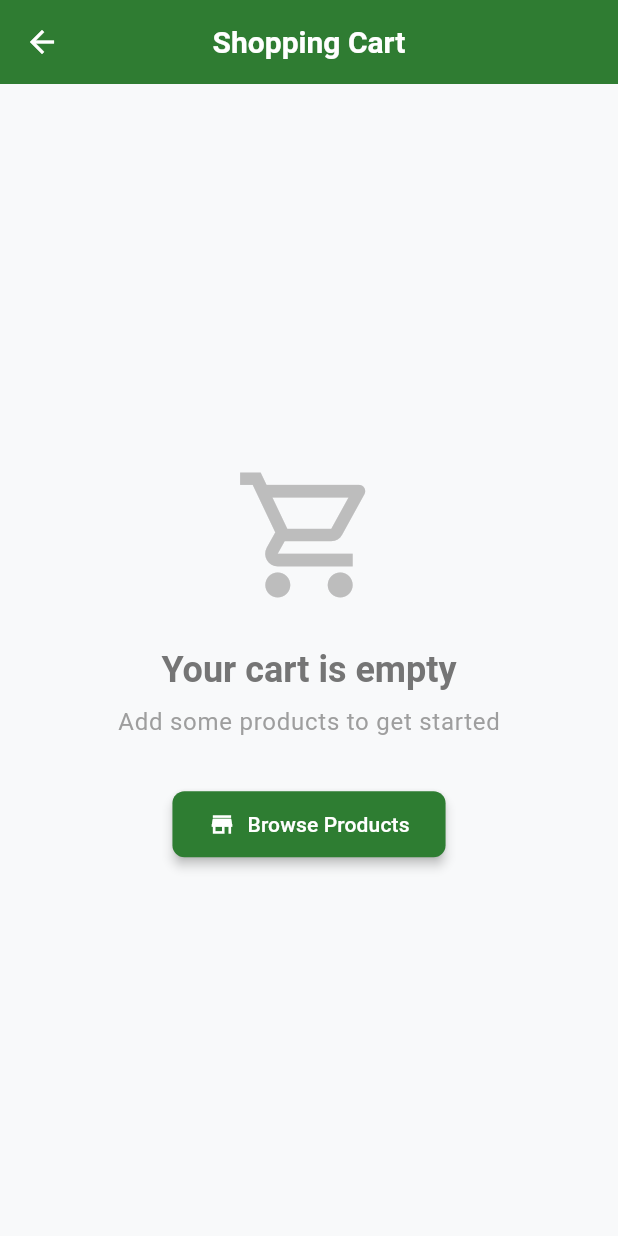
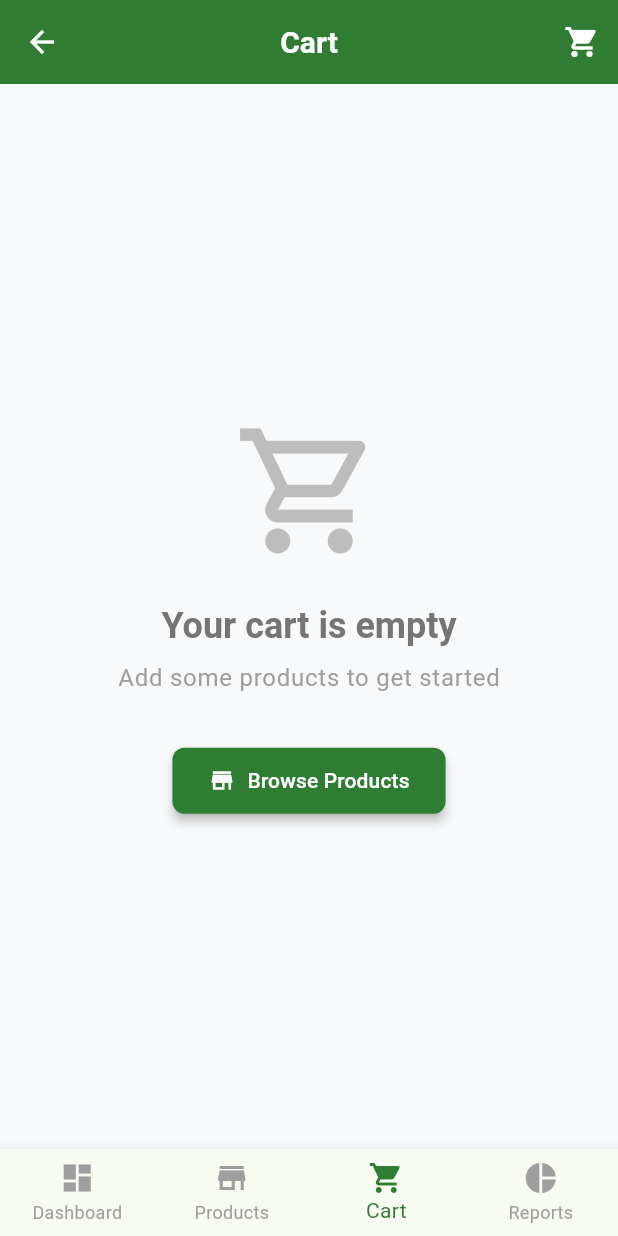
Before and after one commit to T4z4r/agrovet_app, a Flutter app: the AppDrawer widget shown alone on an empty page, opened directly, after a tap on "Dashboard", after a tap on the "shopping cart" icon, on a phone screen of 412 x 824 dp. Run offline on Flutter 3.47's test engine with Material 3 defaults, Android fonts, the phone set to English and light mode, and no system bars; our stand-ins replace flutter_dotenv, shared_preferences, sqflite; accounts and stored records are empty; network calls fail.

Commit message:
fix: new changes

```diff
--- a/lib/app.dart
+++ b/lib/app.dart
@@ -9,7 +9,11 @@ import 'src/providers/stock_provider.dart';
 import 'src/providers/expense_provider.dart';
 import 'src/providers/sales_provider.dart';
 import 'src/screens/auth/login_screen.dart';
+import 'src/screens/main_navigation_screen.dart';
 import 'src/screens/home/dashboard_screen.dart';
+import 'src/screens/products/products_screen.dart';
+import 'src/screens/sales/cart_screen.dart';
+import 'src/screens/reports/daily_report_screen.dart';
 
 class AgrovetApp extends StatelessWidget {
   const AgrovetApp({super.key});
@@ -30,17 +34,18 @@ class AgrovetApp extends StatelessWidget {
             create: (_) => ExpenseProvider()),
         ChangeNotifierProvider<SalesProvider>(create: (_) => SalesProvider()),
       ],
-      child: Consumer<AuthProvider>(
-        builder: (context, auth, _) {
-          return MaterialApp(
-            title: 'AgroVet',
-            theme: _buildTheme(),
-            home: auth.isAuthenticated
-                ? const DashboardScreen()
-                : const LoginScreen(),
-            debugShowCheckedModeBanner: false,
-          );
+      child: MaterialApp(
+        title: 'AgroVet',
+        theme: _buildTheme(),
+        initialRoute: '/',
+        routes: {
+          '/': (context) => const LoginScreen(),
+          '/dashboard': (context) => const MainNavigationScreen(),
+          '/products': (context) => const ProductsScreen(),
+          '/cart': (context) => const CartScreen(),
+          '/reports': (context) => const DailyReportScreen(),
         },
+        debugShowCheckedModeBanner: false,
       ),
     );
   }
--- a/lib/src/screens/home/dashboard_screen.dart
+++ b/lib/src/screens/home/dashboard_screen.dart
@@ -33,50 +33,7 @@ class _DashboardScreenState extends State<DashboardScreen> {
     final auth = Provider.of<AuthProvider>(context);
     final cart = Provider.of<CartProvider>(context);
 
-    return Scaffold(
-      appBar: AppBar(
-        title: const Text('AgroVet Dashboard'),
-        actions: [
-          Stack(
-            children: [
-              IconButton(
-                icon: const Icon(Icons.shopping_cart),
-                onPressed: () => Navigator.push(
-                  context,
-                  MaterialPageRoute(builder: (_) => const CartScreen()),
-                ),
-              ),
-              if (cart.items.isNotEmpty)
-                Positioned(
-                  right: 8,
-                  top: 8,
-                  child: Container(
-                    padding: const EdgeInsets.all(2),
-                    decoration: BoxDecoration(
-                      color: Colors.red,
-                      borderRadius: BorderRadius.circular(10),
-                    ),
-                    constraints: const BoxConstraints(
-                      minWidth: 16,
-                      minHeight: 16,
-                    ),
-                    child: Text(
-                      '${cart.items.length}',
-                      style: const TextStyle(
-                        color: Colors.white,
-                        fontSize: 10,
-                        fontWeight: FontWeight.bold,
-                      ),
-                      textAlign: TextAlign.center,
-                    ),
-                  ),
-                ),
-            ],
-          ),
-        ],
-      ),
-      drawer: const AppDrawer(),
-      body: SingleChildScrollView(
+    return SingleChildScrollView(
       padding: const EdgeInsets.all(16),
       child: Column(
         crossAxisAlignment: CrossAxisAlignment.start,
@@ -110,8 +67,7 @@ class _DashboardScreenState extends State<DashboardScreen> {
                           children: [
                             Text(
                               'Welcome back!',
-                                style:
-                                    Theme.of(context).textTheme.headlineMedium,
+                              style: Theme.of(context).textTheme.headlineMedium,
                             ),
                             Text(
                               auth.user?['name'] ?? 'User',
@@ -154,10 +110,7 @@ class _DashboardScreenState extends State<DashboardScreen> {
                 title: 'Products',
                 subtitle: 'View & Manage',
                 color: const Color(0xFF2196F3),
-                  onTap: () => Navigator.push(
-                    context,
-                    MaterialPageRoute(builder: (_) => const ProductsScreen()),
-                  ),
+                onTap: () => Navigator.pushNamed(context, '/products'),
               ),
               _buildActionCard(
                 context,
@@ -165,10 +118,7 @@ class _DashboardScreenState extends State<DashboardScreen> {
                 title: 'Cart',
                 subtitle: '${cart.items.length} items',
                 color: const Color(0xFFFF9800),
-                  onTap: () => Navigator.push(
-                    context,
-                    MaterialPageRoute(builder: (_) => const CartScreen()),
-                  ),
+                onTap: () => Navigator.pushNamed(context, '/cart'),
               ),
               _buildActionCard(
                 context,
@@ -176,11 +126,7 @@ class _DashboardScreenState extends State<DashboardScreen> {
                 title: 'Reports',
                 subtitle: 'Daily Sales',
                 color: const Color(0xFF9C27B0),
-                  onTap: () => Navigator.push(
-                    context,
-                    MaterialPageRoute(
-                        builder: (_) => const DailyReportScreen()),
-                  ),
+                onTap: () => Navigator.pushNamed(context, '/reports'),
               ),
               _buildActionCard(
                 context,
@@ -231,7 +177,6 @@ class _DashboardScreenState extends State<DashboardScreen> {
             ),
           ),
         ],
-        ),
       ),
     );
   }
--- /dev/null
+++ b/lib/src/screens/main_navigation_screen.dart
@@ -0,0 +1,138 @@
+import 'package:flutter/material.dart';
+import 'package:provider/provider.dart';
+import '../providers/cart_provider.dart';
+import 'home/dashboard_screen.dart';
+import 'products/products_screen.dart';
+import 'sales/cart_screen.dart';
+import 'reports/daily_report_screen.dart';
+
+class MainNavigationScreen extends StatefulWidget {
+  const MainNavigationScreen({super.key});
+
+  @override
+  State<MainNavigationScreen> createState() => _MainNavigationScreenState();
+}
+
+class _MainNavigationScreenState extends State<MainNavigationScreen> {
+  int _currentIndex = 0;
+
+  final List<Widget> _screens = [
+    const DashboardScreen(),
+    const ProductsScreen(),
+    const CartScreen(),
+    const DailyReportScreen(),
+  ];
+
+  final List<String> _titles = [
+    'Dashboard',
+    'Products',
+    'Cart',
+    'Reports',
+  ];
+
+  @override
+  Widget build(BuildContext context) {
+    final cart = Provider.of<CartProvider>(context);
+
+    return Scaffold(
+      appBar: AppBar(
+        title: Text(_titles[_currentIndex]),
+        actions: _currentIndex == 0 || _currentIndex == 1 || _currentIndex == 2
+            ? [
+                Stack(
+                  children: [
+                    IconButton(
+                      icon: const Icon(Icons.shopping_cart),
+                      onPressed: () => setState(() => _currentIndex = 2),
+                    ),
+                    if (cart.items.isNotEmpty)
+                      Positioned(
+                        right: 8,
+                        top: 8,
+                        child: Container(
+                          padding: const EdgeInsets.all(2),
+                          decoration: BoxDecoration(
+                            color: Colors.red,
+                            borderRadius: BorderRadius.circular(10),
+                          ),
+                          constraints: const BoxConstraints(
+                            minWidth: 16,
+                            minHeight: 16,
+                          ),
+                          child: Text(
+                            '${cart.items.length}',
+                            style: const TextStyle(
+                              color: Colors.white,
+                              fontSize: 10,
+                              fontWeight: FontWeight.bold,
+                            ),
+                            textAlign: TextAlign.center,
+                          ),
+                        ),
+                      ),
+                  ],
+                ),
+              ]
+            : null,
+      ),
+      body: IndexedStack(
+        index: _currentIndex,
+        children: _screens,
+      ),
+      bottomNavigationBar: BottomNavigationBar(
+        currentIndex: _currentIndex,
+        onTap: (index) => setState(() => _currentIndex = index),
+        type: BottomNavigationBarType.fixed,
+        selectedItemColor: const Color(0xFF2E7D32),
+        unselectedItemColor: Colors.grey,
+        items: [
+          const BottomNavigationBarItem(
+            icon: Icon(Icons.dashboard),
+            label: 'Dashboard',
+          ),
+          const BottomNavigationBarItem(
+            icon: Icon(Icons.store),
+            label: 'Products',
+          ),
+          BottomNavigationBarItem(
+            icon: Stack(
+              children: [
+                const Icon(Icons.shopping_cart),
+                if (cart.items.isNotEmpty)
+                  Positioned(
+                    right: 0,
+                    top: 0,
+                    child: Container(
+                      padding: const EdgeInsets.all(1),
+                      decoration: const BoxDecoration(
+                        color: Colors.red,
+                        shape: BoxShape.circle,
+                      ),
+                      constraints: const BoxConstraints(
+                        minWidth: 8,
+                        minHeight: 8,
+                      ),
+                      child: Text(
+                        '${cart.items.length}',
+                        style: const TextStyle(
+                          color: Colors.white,
+                          fontSize: 8,
+                          fontWeight: FontWeight.bold,
+                        ),
+                        textAlign: TextAlign.center,
+                      ),
+                    ),
+                  ),
+              ],
+            ),
+            label: 'Cart',
+          ),
+          const BottomNavigationBarItem(
+            icon: Icon(Icons.pie_chart),
+            label: 'Reports',
+          ),
+        ],
+      ),
+    );
+  }
+}
--- a/lib/src/screens/sales/cart_screen.dart
+++ b/lib/src/screens/sales/cart_screen.dart
@@ -90,39 +90,7 @@ class _CartScreenState extends State<CartScreen> {
     final cart = Provider.of<CartProvider>(context);
     final productProvider = Provider.of<ProductProvider>(context);
 
-    return Scaffold(
-      appBar: AppBar(
-        title: const Text('Shopping Cart'),
-        actions: [
-          if (cart.items.isNotEmpty)
-            IconButton(
-              icon: const Icon(Icons.clear_all),
-              onPressed: () {
-                showDialog(
-                  context: context,
-                  builder: (ctx) => AlertDialog(
-                    title: const Text('Clear Cart'),
-                    content: const Text('Are you sure you want to clear your cart?'),
-                    actions: [
-                      TextButton(
-                        onPressed: () => Navigator.of(ctx).pop(),
-                        child: const Text('Cancel'),
-                      ),
-                      TextButton(
-                        onPressed: () {
-                          cart.clear();
-                          Navigator.of(ctx).pop();
-                        },
-                        child: const Text('Clear'),
-                      ),
-                    ],
-                  ),
-                );
-              },
-            ),
-        ],
-      ),
-      body: cart.items.isEmpty
+    return cart.items.isEmpty
         ? const _EmptyCartView()
         : Column(
             children: [
@@ -236,7 +204,6 @@ class _CartScreenState extends State<CartScreen> {
                 ),
               ),
             ],
-            ),
           );
   }
 
--- a/lib/src/services/api_service.dart
+++ b/lib/src/services/api_service.dart
@@ -4,7 +4,7 @@ import 'package:flutter_dotenv/flutter_dotenv.dart';
 import 'package:shared_preferences/shared_preferences.dart';
 
 class ApiService {
-  final String baseUrl = 'http://agrovet.sudsudgroup.com/api';
+  final String baseUrl = 'https://agrovet.sudsudgroup.com/api';
 
   Future<String?> _getToken() async {
     final sp = await SharedPreferences.getInstance();
--- a/lib/src/widgets/app_drawer.dart
+++ b/lib/src/widgets/app_drawer.dart
@@ -75,7 +75,7 @@ class AppDrawer extends StatelessWidget {
                   title: 'Dashboard',
                   route: '/dashboard',
                   currentRoute: currentRoute,
-                  onTap: () => _navigateTo(context, const DashboardScreen()),
+                  onTap: () => _navigateTo(context, '/dashboard'),
                 ),
                 _buildDrawerItem(
                   context,
@@ -83,7 +83,7 @@ class AppDrawer extends StatelessWidget {
                   title: 'Products',
                   route: '/products',
                   currentRoute: currentRoute,
-                  onTap: () => _navigateTo(context, const ProductsScreen()),
+                  onTap: () => _navigateTo(context, '/products'),
                 ),
                 _buildDrawerItem(
                   context,
@@ -91,7 +91,7 @@ class AppDrawer extends StatelessWidget {
                   title: 'Cart',
                   route: '/cart',
                   currentRoute: currentRoute,
-                  onTap: () => _navigateTo(context, const CartScreen()),
+                  onTap: () => _navigateTo(context, '/cart'),
                 ),
                 _buildDrawerItem(
                   context,
@@ -99,7 +99,7 @@ class AppDrawer extends StatelessWidget {
                   title: 'Daily Reports',
                   route: '/reports',
                   currentRoute: currentRoute,
-                  onTap: () => _navigateTo(context, const DailyReportScreen()),
+                  onTap: () => _navigateTo(context, '/reports'),
                 ),
                 const Divider(),
                 _buildDrawerItem(
@@ -227,11 +227,9 @@ class AppDrawer extends StatelessWidget {
     );
   }
 
-  void _navigateTo(BuildContext context, Widget page) {
+  void _navigateTo(BuildContext context, String route) {
     Navigator.of(context).pop(); // Close drawer first
-    Navigator.of(context).push(
-      MaterialPageRoute(builder: (_) => page),
-    );
+    Navigator.of(context).pushNamed(route);
   }
 
   void _showLogoutDialog(BuildContext context, AuthProvider auth) {
```
Also changed, not shown: lib/src/providers/auth_provider.dart (+6 -6 lines), lib/src/screens/auth/login_screen.dart (+26 -13 lines), lib/src/screens/products/products_screen.dart (+1 -41 lines), lib/src/screens/reports/daily_report_screen.dart (+2 -9 lines), 1 other file. Lines whose indentation alone changed are shown as unchanged.
